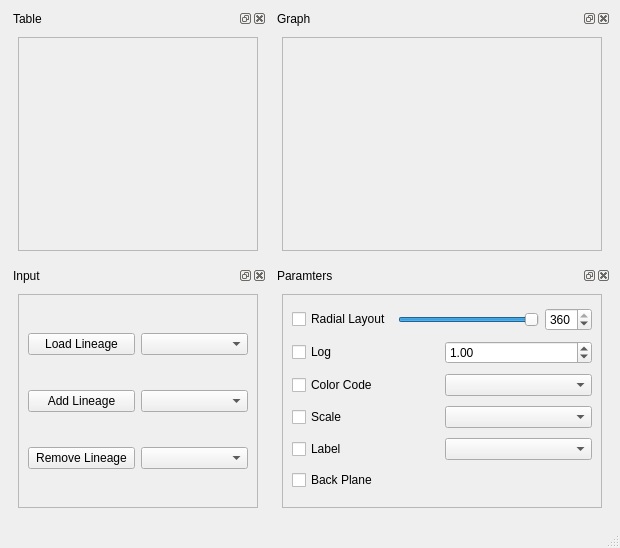
Qt form lineageViewer.ui (NicolasRannou/lineageViewer) before a commit.
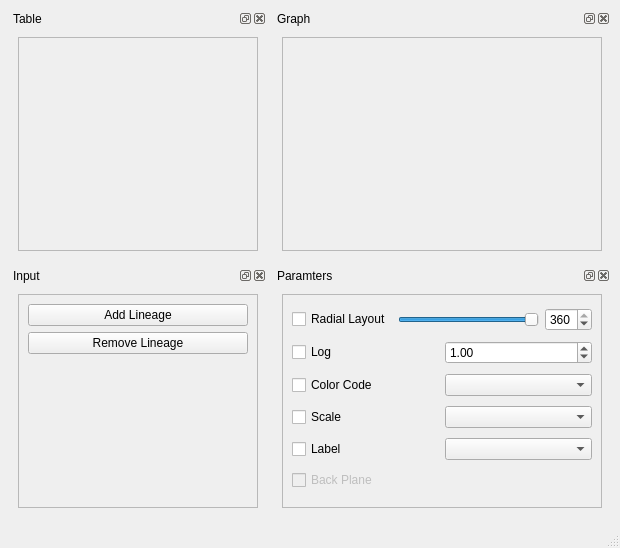
The same form after that commit. Custom widgets are drawn as their Qt base class.

Commit message:
ENH: add 1 lineage working
TODO: add 2 lineages

What changed in the file:
```diff
--- a/lineageViewer.ui
+++ b/lineageViewer.ui
@@ -110,34 +110,31 @@
           </property>
           <layout class="QGridLayout" name="gridLayout">
            <item row="0" column="0">
-            <widget class="QPushButton" name="loadLineagePushButton">
-             <property name="text">
-              <string>Load Lineage</string>
-             </property>
-            </widget>
-           </item>
-           <item row="0" column="1">
-            <widget class="QComboBox" name="comboBox_4"/>
-           </item>
-           <item row="1" column="0">
-            <widget class="QPushButton" name="pushButton_2">
+            <widget class="QPushButton" name="addLineagePushButton">
              <property name="text">
               <string>Add Lineage</string>
              </property>
             </widget>
            </item>
-           <item row="1" column="1">
-            <widget class="QComboBox" name="comboBox_5"/>
-           </item>
-           <item row="2" column="0">
+           <item row="1" column="0">
             <widget class="QPushButton" name="pushButton">
              <property name="text">
               <string>Remove Lineage</string>
              </property>
             </widget>
            </item>
-           <item row="2" column="1">
-            <widget class="QComboBox" name="comboBox_6"/>
+           <item row="2" column="0">
+            <spacer name="verticalSpacer">
+             <property name="orientation">
+              <enum>Qt::Vertical</enum>
+             </property>
+             <property name="sizeHint" stdset="0">
+              <size>
+               <width>20</width>
+               <height>40</height>
+              </size>
+             </property>
+            </spacer>
            </item>
           </layout>
          </widget>
@@ -274,6 +271,9 @@
            </item>
            <item row="5" column="0">
             <widget class="QCheckBox" name="backCheckBox">
+             <property name="enabled">
+              <bool>false</bool>
+             </property>
              <property name="text">
               <string>Back Plane</string>
              </property>
```
Left out of the diff: 2 changed lines with no effect on the pictures. The commit also changes 2 other files.
